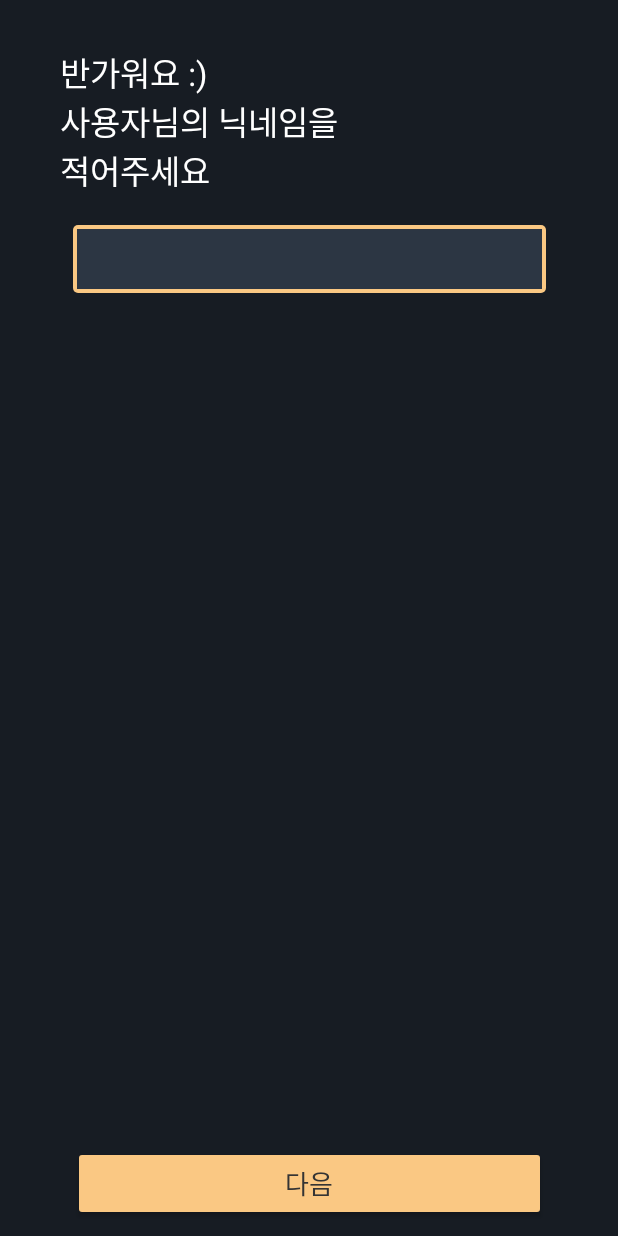
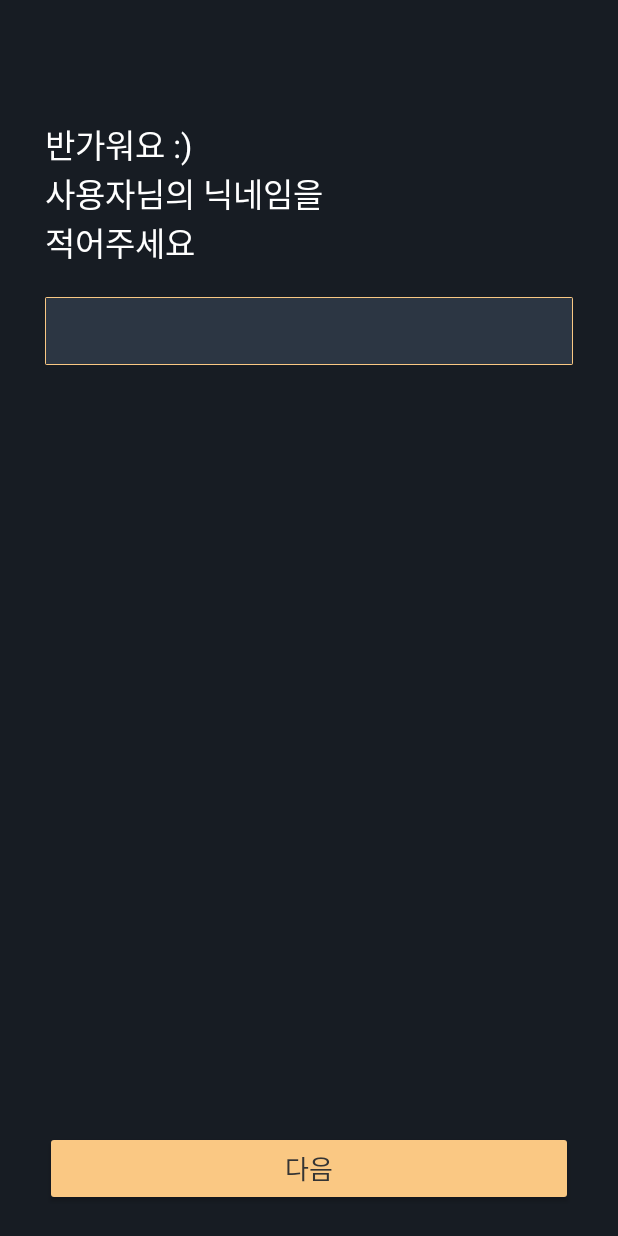
Before and after one commit to Friend-for-Modern-people/FRIMO, an Android app: the SetNicknameActivity screen opened directly, with no data from a screen before it, on a phone screen of 412 x 824 dp. Run offline under Robolectric (Android 15) with nearby library versions, the phone set to English and light mode, and no system bars.

Commit message:
Revise setting nickname UI

```diff
--- a/app/src/main/res/drawable/stroke_rectangle.xml
+++ b/app/src/main/res/drawable/shape_input_nickname.xml
@@ -5,18 +5,19 @@
         <shape android:shape="rectangle">
             <solid android:color="@color/skin" />
             <corners
-                android:bottomLeftRadius="3dp"
-                android:bottomRightRadius="3dp"
-                android:topLeftRadius="3dp"
-                android:topRightRadius="3dp" />
+                android:bottomLeftRadius="1dp"
+                android:bottomRightRadius="1dp"
+                android:topLeftRadius="1dp"
+                android:topRightRadius="1dp" />
         </shape>
 
     </item>
 
-    <item android:top = "3dp"
-        android:right= "3dp"
-        android:left="3dp"
-        android:bottom="3dp">
+    <item
+        android:bottom="1dp"
+        android:left="1dp"
+        android:right="1dp"
+        android:top="1dp">
 
         <shape android:shape="rectangle">
             <solid android:color="@color/gray3" />
--- a/app/src/main/res/layout/activity_set_nickname.xml
+++ b/app/src/main/res/layout/activity_set_nickname.xml
@@ -6,35 +6,38 @@
     android:layout_height="match_parent">
 
     <TextView
+        android:id="@+id/textview_welcome"
         android:layout_width="wrap_content"
         android:layout_height="wrap_content"
-        android:layout_marginStart="40dp"
-        android:layout_marginBottom="20dp"
+        android:layout_marginStart="30dp"
+        android:layout_marginTop="80dp"
         android:text="반가워요 :)\n사용자님의 닉네임을 \n적어주세요 "
         android:textColor="@color/white"
         android:textSize="22dp"
-        app:layout_constraintBottom_toTopOf="@id/edittext_nickname"
         app:layout_constraintStart_toStartOf="parent"
+        app:layout_constraintTop_toTopOf="parent"
         tools:ignore="HardcodedText" />
 
     <EditText
         android:id="@+id/edittext_nickname"
-        android:layout_width="315dp"
+        android:layout_width="match_parent"
         android:layout_height="45dp"
-        android:layout_marginTop="150dp"
-        android:background="@drawable/stroke_rectangle"
+        android:layout_marginHorizontal="30dp"
+        android:layout_marginTop="20dp"
+        android:background="@drawable/shape_input_nickname"
         android:inputType="text"
         android:padding="10dp"
         app:layout_constraintEnd_toEndOf="parent"
         app:layout_constraintHorizontal_bias="0.5"
         app:layout_constraintStart_toStartOf="parent"
-        app:layout_constraintTop_toTopOf="parent" />
+        app:layout_constraintTop_toBottomOf="@id/textview_welcome" />
 
     <Button
         android:id="@+id/button_next"
-        android:layout_width="315dp"
+        android:layout_width="match_parent"
         android:layout_height="50dp"
-        android:layout_marginBottom="10dp"
+        android:layout_marginHorizontal="30dp"
+        android:layout_marginBottom="20dp"
         android:backgroundTint="@color/skin"
         android:text="다음"
         android:textColor="@color/gray4"
--- a/app/src/main/res/layout/view_send_data.xml
+++ b/app/src/main/res/layout/view_send_data.xml
@@ -2,7 +2,7 @@
 <LinearLayout xmlns:android="http://schemas.android.com/apk/res/android"
     android:layout_width="match_parent"
     android:layout_height="211dp"
-    android:background="@drawable/shape_send_data"
+    android:background="@drawable/shape_popup_send_data"
     android:gravity="center_horizontal"
     android:orientation="horizontal"
     android:paddingTop="30dp">
```
Also changed, not shown: app/src/main/res/drawable/shape_popup_send_data.xml (renamed from app/src/main/res/drawable/shape_send_data.xml).
